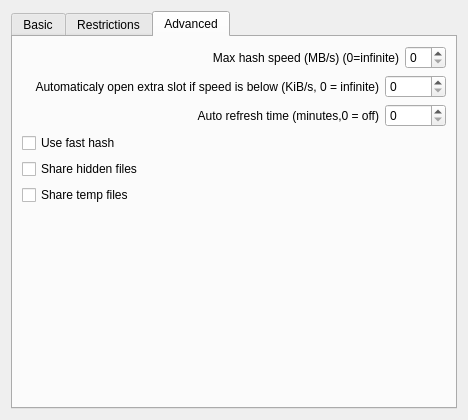
Qt form eiskaltdcpp/ui/UISettingsSharing.ui (eiskaltdcpp/eiskaltdcpp) before a commit.
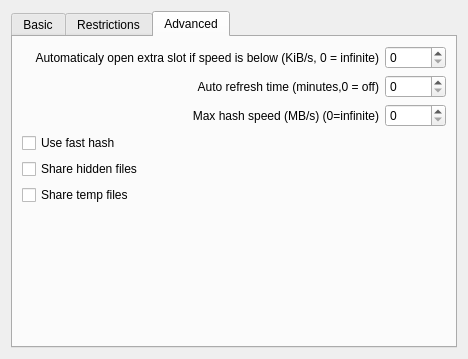
The same form after that commit. The open tabs and pages were chosen to show the change.

Commit message: улучшения в диалоге настроек: изменены расположение элементов и ограничение в 10080 минут (7 дней)

Diff of the .ui file:
```diff
--- a/eiskaltdcpp/ui/UISettingsSharing.ui
+++ b/eiskaltdcpp/ui/UISettingsSharing.ui
@@ -7,7 +7,7 @@
     <x>0</x>
     <y>0</y>
     <width>468</width>
-    <height>420</height>
+    <height>359</height>
    </rect>
   </property>
   <property name="windowTitle">
@@ -205,34 +205,8 @@
       </attribute>
       <layout class="QVBoxLayout" name="verticalLayout_2">
        <item>
-        <layout class="QHBoxLayout" name="horizontalLayout_3">
-         <item>
-          <widget class="QLabel" name="label_3">
-           <property name="sizePolicy">
-            <sizepolicy hsizetype="Expanding" vsizetype="Preferred">
-             <horstretch>0</horstretch>
-             <verstretch>0</verstretch>
-            </sizepolicy>
-           </property>
-           <property name="text">
-            <string>Max hash speed (MB/s) (0=infinite)</string>
-           </property>
-           <property name="alignment">
-            <set>Qt::AlignRight|Qt::AlignTrailing|Qt::AlignVCenter</set>
-           </property>
-           <property name="wordWrap">
-            <bool>true</bool>
-           </property>
-          </widget>
-         </item>
-         <item>
-          <widget class="QSpinBox" name="spinBox_MAXHASHSPEED"/>
-         </item>
-        </layout>
-       </item>
-       <item>
-        <layout class="QHBoxLayout" name="horizontalLayout_4">
-         <item>
+        <layout class="QGridLayout" name="gridLayout_5">
+         <item row="0" column="0">
           <widget class="QLabel" name="label">
            <property name="sizePolicy">
             <sizepolicy hsizetype="Expanding" vsizetype="Preferred">
@@ -254,18 +228,14 @@
            </property>
           </widget>
          </item>
-         <item>
+         <item row="0" column="1">
           <widget class="QSpinBox" name="spinBox_EXTRA">
            <property name="maximum">
             <number>10000</number>
            </property>
           </widget>
          </item>
-        </layout>
-       </item>
-       <item>
-        <layout class="QHBoxLayout" name="horizontalLayout_2">
-         <item>
+         <item row="1" column="0">
           <widget class="QLabel" name="label_5">
            <property name="sizePolicy">
             <sizepolicy hsizetype="Expanding" vsizetype="Preferred">
@@ -287,13 +257,35 @@
            </property>
           </widget>
          </item>
-         <item>
+         <item row="1" column="1">
           <widget class="QSpinBox" name="spinBox_REFRESH_TIME">
            <property name="maximum">
-            <number>10000</number>
+            <number>10080</number>
            </property>
           </widget>
          </item>
+         <item row="2" column="0">
+          <widget class="QLabel" name="label_3">
+           <property name="sizePolicy">
+            <sizepolicy hsizetype="Expanding" vsizetype="Preferred">
+             <horstretch>0</horstretch>
+             <verstretch>0</verstretch>
+            </sizepolicy>
+           </property>
+           <property name="text">
+            <string>Max hash speed (MB/s) (0=infinite)</string>
+           </property>
+           <property name="alignment">
+            <set>Qt::AlignRight|Qt::AlignTrailing|Qt::AlignVCenter</set>
+           </property>
+           <property name="wordWrap">
+            <bool>true</bool>
+           </property>
+          </widget>
+         </item>
+         <item row="2" column="1">
+          <widget class="QSpinBox" name="spinBox_MAXHASHSPEED"/>
+         </item>
         </layout>
        </item>
        <item>
```
